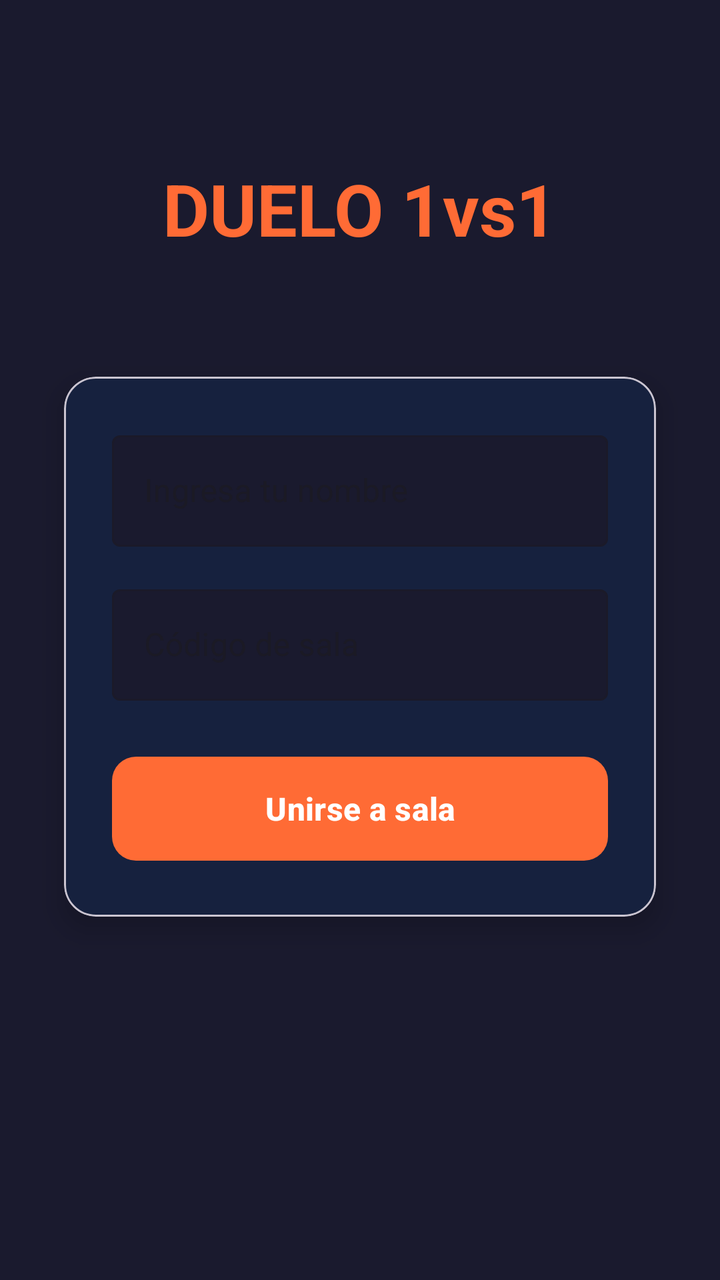
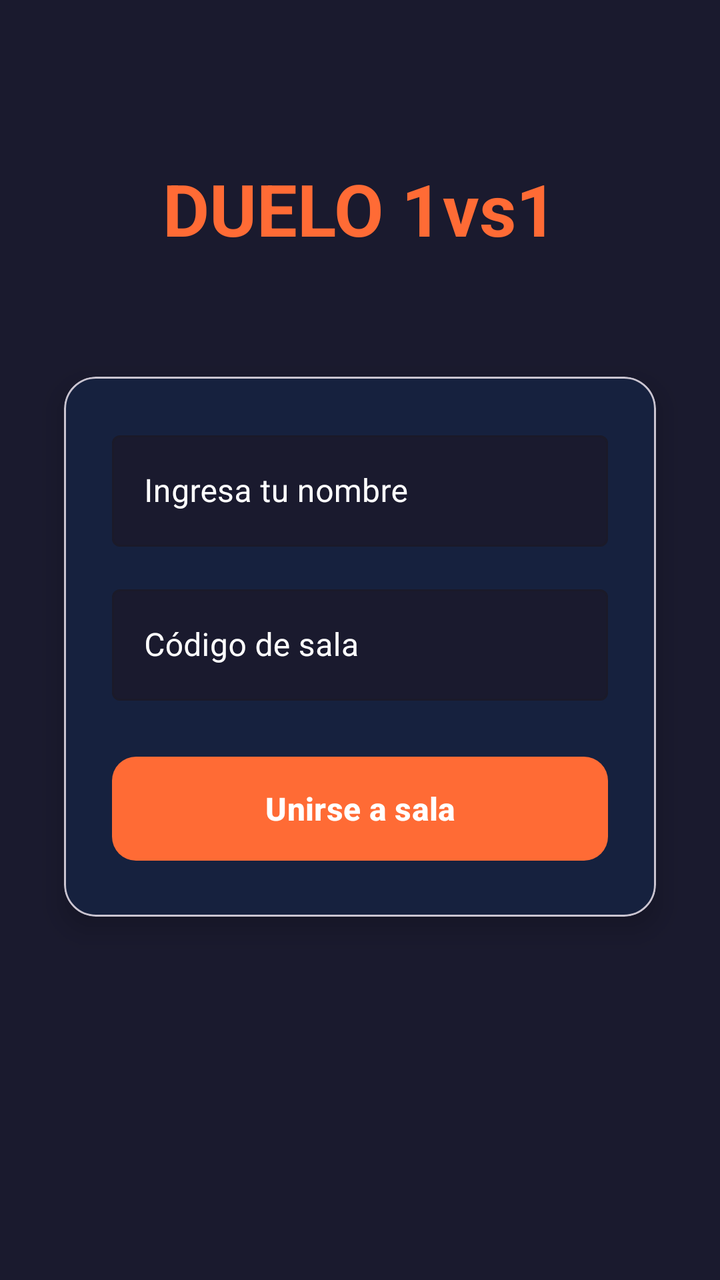

Before-and-after screenshots of an Android layout around one commit, followed by the original layout XML and the change that was made.
<!-- AndroidManifest.xml: application theme Theme.DueloApp -->
<!-- res/layout/activity_main.xml -->
<?xml version="1.0" encoding="utf-8"?>
<androidx.constraintlayout.widget.ConstraintLayout
    xmlns:android="http://schemas.android.com/apk/res/android"
    xmlns:app="http://schemas.android.com/apk/res-auto"
    xmlns:tools="http://schemas.android.com/tools"
    android:layout_width="match_parent"
    android:layout_height="match_parent"
    android:background="@color/background"
    tools:context=".view.MainActivity">

    <TextView
        android:id="@+id/tvTitle"
        android:layout_width="wrap_content"
        android:layout_height="wrap_content"
        android:text="DUELO 1vs1"
        android:textSize="36sp"
        android:textStyle="bold"
        android:textColor="@color/primary"
        android:layout_marginTop="80dp"
        app:layout_constraintTop_toTopOf="parent"
        app:layout_constraintStart_toStartOf="parent"
        app:layout_constraintEnd_toEndOf="parent" />

    <com.google.android.material.card.MaterialCardView
        android:id="@+id/cardForm"
        android:layout_width="0dp"
        android:layout_height="wrap_content"
        android:layout_marginStart="32dp"
        android:layout_marginEnd="32dp"
        android:layout_marginTop="60dp"
        app:cardBackgroundColor="@color/background_light"
        app:cardCornerRadius="16dp"
        app:cardElevation="8dp"
        app:layout_constraintTop_toBottomOf="@id/tvTitle"
        app:layout_constraintStart_toStartOf="parent"
        app:layout_constraintEnd_toEndOf="parent">

        <LinearLayout
            android:layout_width="match_parent"
            android:layout_height="wrap_content"
            android:orientation="vertical"
            android:padding="24dp">

            <com.google.android.material.textfield.TextInputLayout
                android:id="@+id/tilPlayerName"
                android:layout_width="match_parent"
                android:layout_height="wrap_content"
                android:hint="@string/enter_name"
                app:boxBackgroundColor="@color/background"
                app:hintTextColor="@color/text_secondary"
                style="@style/Widget.MaterialComponents.TextInputLayout.OutlinedBox">

                <com.google.android.material.textfield.TextInputEditText
                    android:id="@+id/etPlayerName"
                    android:layout_width="match_parent"
                    android:layout_height="wrap_content"
                    android:textColor="@color/text_primary"
                    android:maxLines="1"
                    android:inputType="textPersonName" />
            </com.google.android.material.textfield.TextInputLayout>

            <com.google.android.material.textfield.TextInputLayout
                android:id="@+id/tilRoomCode"
                android:layout_width="match_parent"
                android:layout_height="wrap_content"
                android:layout_marginTop="16dp"
                android:hint="@string/enter_room_code"
                app:boxBackgroundColor="@color/background"
                app:hintTextColor="@color/text_secondary"
                style="@style/Widget.MaterialComponents.TextInputLayout.OutlinedBox">

                <com.google.android.material.textfield.TextInputEditText
                    android:id="@+id/etRoomCode"
                    android:layout_width="match_parent"
                    android:layout_height="wrap_content"
                    android:textColor="@color/text_primary"
                    android:maxLines="1"
                    android:inputType="textCapCharacters" />
            </com.google.android.material.textfield.TextInputLayout>

            <com.google.android.material.button.MaterialButton
                android:id="@+id/btnJoinRoom"
                android:layout_width="match_parent"
                android:layout_height="60dp"
                android:layout_marginTop="24dp"
                android:text="@string/join_room"
                android:textSize="16sp"
                android:textStyle="bold"
                app:backgroundTint="@color/primary"
                app:cornerRadius="12dp" />
        </LinearLayout>
    </com.google.android.material.card.MaterialCardView>

    <ProgressBar
        android:id="@+id/progressBar"
        android:layout_width="wrap_content"
        android:layout_height="wrap_content"
        android:visibility="gone"
        android:indeterminateTint="@color/primary"
        app:layout_constraintTop_toBottomOf="@id/cardForm"
        app:layout_constraintStart_toStartOf="parent"
        app:layout_constraintEnd_toEndOf="parent"
        android:layout_marginTop="32dp" />

</androidx.constraintlayout.widget.ConstraintLayout>
<!-- resources referenced by this layout -->
<resources>
  <color name="background">#1A1A2E</color>
  <color name="background_light">#16213E</color>
  <color name="primary">#FF6B35</color>
  <color name="text_primary">#FFFFFF</color>
  <color name="text_secondary">#B0B0B0</color>
  <string name="enter_name">Ingresa tu nombre</string>
  <string name="enter_room_code">Código de sala</string>
  <string name="join_room">Unirse a sala</string>
  <style name="Theme.DueloApp" parent="Theme.Material3.DayNight.NoActionBar">
          <item name="colorPrimary">@color/primary</item>
          <item name="colorPrimaryDark">@color/primary_dark</item>
          <item name="colorAccent">@color/accent</item>
          <item name="android:statusBarColor">@color/background</item>
          <item name="android:windowBackground">@color/background</item>
          <item name="android:textColorPrimary">@color/text_primary</item>
          <item name="android:textColorSecondary">@color/text_secondary</item>
      </style>
  <color name="primary_dark">#D94F1F</color>
  <color name="accent">#FFCC00</color>
</resources>

<!-- the commit's change to res/layout/activity_main.xml (unified diff, before → after) -->
@@ -41,13 +41,15 @@
             android:orientation="vertical"
             android:padding="24dp">
 
+            
             <com.google.android.material.textfield.TextInputLayout
                 android:id="@+id/tilPlayerName"
                 android:layout_width="match_parent"
                 android:layout_height="wrap_content"
                 android:hint="@string/enter_name"
+                android:textColorHint="#FFFFFF"
+                app:hintTextColor="#FFFFFF"
                 app:boxBackgroundColor="@color/background"
-                app:hintTextColor="@color/text_secondary"
                 style="@style/Widget.MaterialComponents.TextInputLayout.OutlinedBox">
 
                 <com.google.android.material.textfield.TextInputEditText
@@ -59,14 +61,16 @@
                     android:inputType="textPersonName" />
             </com.google.android.material.textfield.TextInputLayout>
 
+            
             <com.google.android.material.textfield.TextInputLayout
                 android:id="@+id/tilRoomCode"
                 android:layout_width="match_parent"
                 android:layout_height="wrap_content"
                 android:layout_marginTop="16dp"
                 android:hint="@string/enter_room_code"
+                android:textColorHint="#FFFFFF"
+                app:hintTextColor="#FFFFFF"
                 app:boxBackgroundColor="@color/background"
-                app:hintTextColor="@color/text_secondary"
                 style="@style/Widget.MaterialComponents.TextInputLayout.OutlinedBox">
 
                 <com.google.android.material.textfield.TextInputEditText
<!-- resource entries referenced after the edit -->
@@ -4,7 +4,6 @@
   <color name="background_light">#16213E</color>
   <color name="primary">#FF6B35</color>
   <color name="text_primary">#FFFFFF</color>
-  <color name="text_secondary">#B0B0B0</color>
   <string name="enter_name">Ingresa tu nombre</string>
   <string name="enter_room_code">Código de sala</string>
   <string name="join_room">Unirse a sala</string>
@@ -19,5 +18,6 @@
       </style>
   <color name="primary_dark">#D94F1F</color>
   <color name="accent">#FFCC00</color>
+  <color name="text_secondary">#B0B0B0</color>
 </resources>
 
